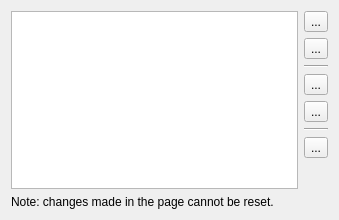
Before: the Qt Designer form panel/config/configpluginswidget.ui in lxqt/lxqt-panel, drawn with Qt 5.
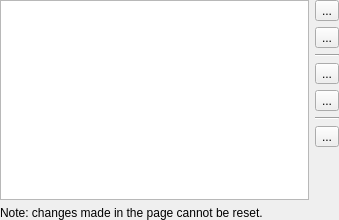
After: the same form once the commit is applied. Icons and pictures are not drawn.

Commit message: panelconfig: no margin for plugins configuration widget

What changed in the file:
```diff
--- a/panel/config/configpluginswidget.ui
+++ b/panel/config/configpluginswidget.ui
@@ -14,6 +14,9 @@
    <string>Form</string>
   </property>
   <layout class="QHBoxLayout" name="horizontalLayout">
+   <property name="margin">
+    <number>0</number>
+   </property>
    <item>
     <widget class="QWidget" name="widget" native="true">
      <layout class="QVBoxLayout" name="verticalLayout">
```
